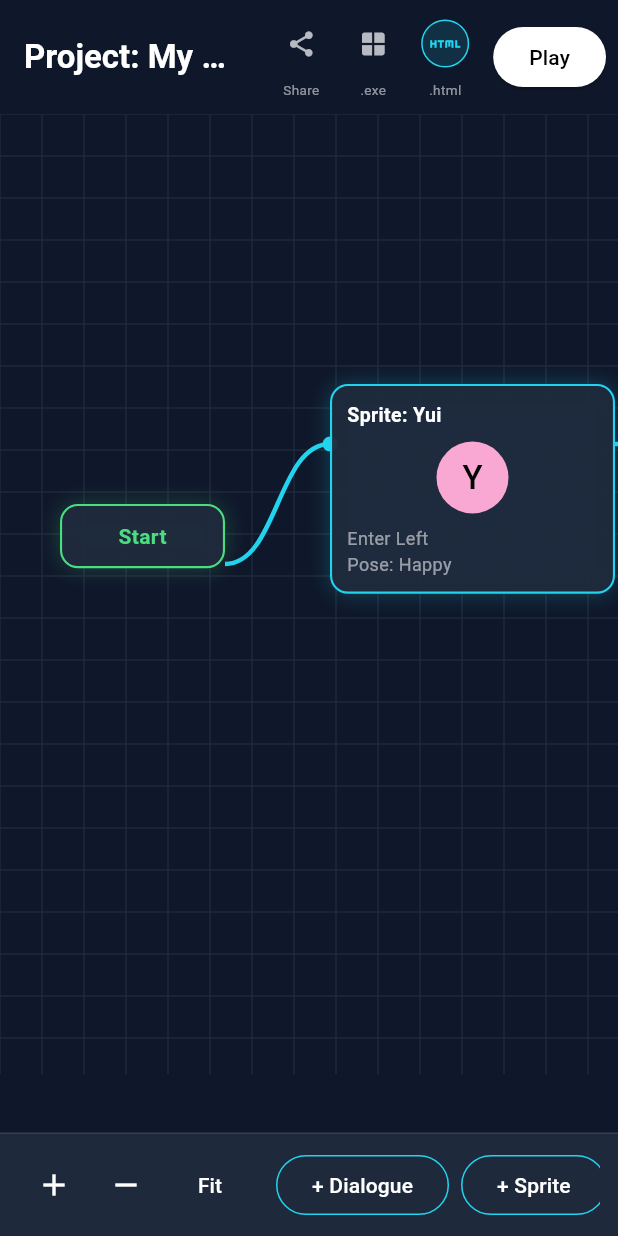
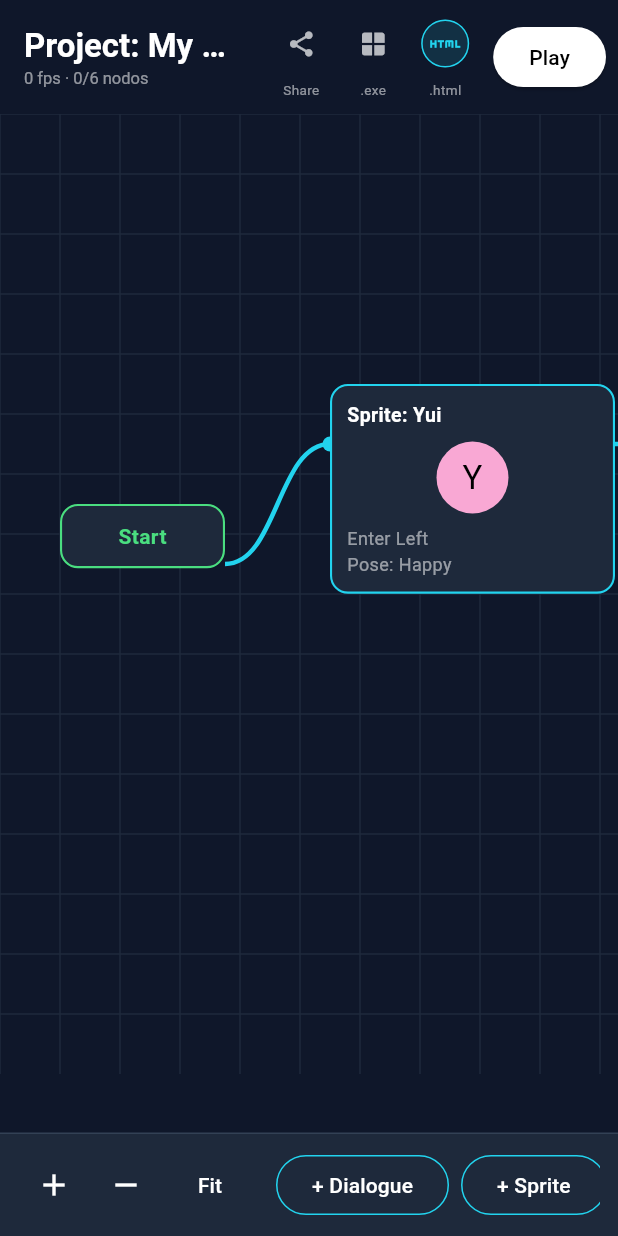
Before and after one commit to LuisAlejandro544/Me-proyecto-, a Flutter app: the screen it shows after launch, on a phone screen of 412 x 824 dp. Run offline on Flutter 3.47's test engine with Material 3 defaults, Android fonts, the phone set to English and light mode, and no system bars.

Commit message:
Optimiza editor para 500 nodos + builds APK/Linux/Windows
- Culling por viewport, posiciones por notificador, aristas versionadas
- Boton stress 500 + medidor fps en AppBar, VnProject.stress500()
- scripts/build.sh unificado y CI con jobs android/linux/windows

```diff
--- a/lib/editor/editor_screen.dart
+++ b/lib/editor/editor_screen.dart
@@ -1,7 +1,11 @@
-// Editor por nodos estilo imagen: grid, conexiones cyan/rojo, drag, zoom Fit.
-// Barra inferior + Dialogue/Sprite/Choice/Sound. Igual en Android y PC.
+// Editor por nodos optimizado para 500+ nodos sin lag.
+// Técnicas: posiciones por ValueNotifier (mover 1 nodo no reconstruye los demás),
+// culling por viewport (solo se construyen los nodos visibles), aristas que solo
+// se repintan al soltar un nodo, painters cacheados y tarjetas sin sombras.
+// Funciona igual en Android, Linux, Windows y Web.
 import 'package:flutter/material.dart';
 import '../models/vn_models.dart';
+import 'node_widgets.dart';
 import '../player/player_screen.dart';
 import '../export/html_exporter.dart';
 
@@ -15,35 +19,130 @@ class EditorScreen extends StatefulWidget {
 class _EditorScreenState extends State<EditorScreen> {
   late VnProject project;
   final TransformationController zoom = TransformationController();
+  final ValueNotifier<int> edgeVersion = ValueNotifier(0);
+  final ValueNotifier<int> fps = ValueNotifier(0);
+  final Map<String, ValueNotifier<Offset>> posOf = {};
   int seq = 100;
+  int lastVisible = 0;
+  int frames = 0;
+  DateTime t0 = DateTime.now();
 
   @override
   void initState() {
     super.initState();
     project = VnProject.demo();
+    _indexPositions();
+    _fpsLoop();
+  }
+
+  @override
+  void dispose() {
+    for (final v in posOf.values) {
+      v.dispose();
+    }
+    zoom.dispose();
+    edgeVersion.dispose();
+    fps.dispose();
+    super.dispose();
+  }
+
+  // Contador de fps barato: cuenta frames reales por segundo.
+  void _fpsLoop() {
+    frames++;
+    final now = DateTime.now();
+    if (now.difference(t0).inMilliseconds >= 1000) {
+      fps.value = frames;
+      frames = 0;
+      t0 = now;
+    }
+    WidgetsBinding.instance.addPostFrameCallback((_) {
+      if (mounted) _fpsLoop();
+    });
+  }
+
+  void _indexPositions() {
+    for (final n in project.nodes) {
+      posOf[n.id] = ValueNotifier(Offset(n.x, n.y));
+    }
+  }
+
+  void _clearPositions() {
+    for (final v in posOf.values) {
+      v.dispose();
+    }
+    posOf.clear();
   }
 
   void _add(VnNodeType t) {
-    setState(() {
     seq++;
     final id = '${t.name}_$seq';
-      project.nodes.add(VnNode(
+    final n = VnNode(
       id: id, type: t, title: '${t.name} - $seq',
       x: 300 + (seq % 5) * 40, y: 120 + (seq % 4) * 80,
       speaker: 'Yui', text: 'Nuevo texto...',
       options: t == VnNodeType.choice
           ? [VnOption(label: '1: Sí', nextId: 'dlg_c'), VnOption(label: '2: No', nextId: 'dlg_l', isDanger: true)]
           : [],
-      ));
-    });
+    );
+    project.nodes.add(n);
+    posOf[id] = ValueNotifier(Offset(n.x, n.y));
+    setState(() => edgeVersion.value++);
   }
 
-  void _fit() => setState(() => zoom.value = Matrix4.identity());
+  // Genera 500 nodos de prueba de una sola vez (1 solo rebuild).
+  void _stress500() {
+    _clearPositions();
+    project = VnProject.stress500();
+    seq = 1000;
+    _indexPositions();
+    zoom.value = Matrix4.identity();
+    setState(() => edgeVersion.value++);
+  }
+
+  void _restoreDemo() {
+    _clearPositions();
+    project = VnProject.demo();
+    seq = 100;
+    _indexPositions();
+    zoom.value = Matrix4.identity();
+    setState(() => edgeVersion.value++);
+  }
+
+  void _delete(VnNode n) {
+    project.nodes.removeWhere((e) => e.id == n.id);
+    project.edges.removeWhere((e) => e.fromId == n.id || e.toId == n.id);
+    posOf.remove(n.id)?.dispose();
+    setState(() => edgeVersion.value++);
+  }
+
+  void _fit() => zoom.value = Matrix4.identity();
 
   void _zoomBy(double d) {
-    final m = zoom.value.clone();
-    final s = (m.getMaxScaleOnAxis() + d).clamp(0.4, 2.5);
+    final s = (zoom.value.getMaxScaleOnAxis() + d).clamp(0.4, 2.5);
     zoom.value = Matrix4.identity()..scaleByDouble(s, s, s, 1.0);
+  }
+
+  // Tamaño del canvas según el nodo más lejano (crece con 500 nodos).
+  Size _canvasSize() {
+    double mx = 1300, my = 640;
+    for (final n in project.nodes) {
+      if (n.x + 320 > mx) mx = n.x + 320;
+      if (n.y + 260 > my) my = n.y + 260;
+    }
+    return Size(mx, my);
+  }
+
+  // Rect visible en coordenadas de escena, con margen de precarga.
+  Rect _visibleRect(Size viewport) {
+    final inv = Matrix4.inverted(zoom.value);
+    final tl = MatrixUtils.transformPoint(inv, Offset.zero);
+    final br = MatrixUtils.transformPoint(inv, Offset(viewport.width, viewport.height));
+    return Rect.fromPoints(tl, br).inflate(260);
+  }
+
+  static bool _overlaps(VnNode n, Offset p, Rect vis) {
+    final w = n.type == VnNodeType.start ? 110.0 : 190.0;
+    return vis.overlaps(Rect.fromLTWH(p.dx, p.dy, w, 220));
   }
 
   void _showHtml() {
@@ -73,11 +172,21 @@ class _EditorScreenState extends State<EditorScreen> {
       appBar: AppBar(
         backgroundColor: const Color(0xFF0F172A),
         toolbarHeight: 76,
-        title: Text('Project: ${project.title}',
+        title: Column(
+          crossAxisAlignment: CrossAxisAlignment.start,
+          children: [
+            Text('Project: ${project.title}',
                 style: const TextStyle(fontWeight: FontWeight.bold, color: Colors.white)),
+            ValueListenableBuilder<int>(
+              valueListenable: fps,
+              builder: (ctx, value, child) => Text('$value fps · $lastVisible/${project.nodes.length} nodos',
+                  style: const TextStyle(color: Colors.white54, fontSize: 11)),
+            ),
+          ],
+        ),
         actions: [
           _topBtn(Icons.share, 'Share', () => _showHtml()),
-          _topBtn(Icons.window, '.exe', () => _snack('Windows: usa flutter build windows')),
+          _topBtn(Icons.window, '.exe', () => _snack('Windows: usa scripts/build.sh --windows')),
           _topBtn(Icons.html, '.html', _showHtml, active: true),
           Padding(
             padding: const EdgeInsets.symmetric(horizontal: 8, vertical: 8),
@@ -93,31 +202,67 @@ class _EditorScreenState extends State<EditorScreen> {
       body: Column(
         children: [
           Expanded(
-            child: InteractiveViewer(
+            child: LayoutBuilder(
+              builder: (ctx, cons) => AnimatedBuilder(
+                // Solo se reconstruye el filtro al mover zoom o cambiar datos,
+                // NUNCA durante el arrastre de un nodo (ese usa estado local).
+                animation: Listenable.merge([zoom, edgeVersion]),
+                builder: (ctx, _) {
+                  final vis = _visibleRect(cons.biggest);
+                  final size = _canvasSize();
+                  final visibles = <VnNode>[];
+                  for (final n in project.nodes) {
+                    final p = posOf[n.id]?.value ?? Offset(n.x, n.y);
+                    if (_overlaps(n, p, vis)) visibles.add(n);
+                  }
+                  lastVisible = visibles.length;
+                  return InteractiveViewer(
                     transformationController: zoom,
                     constrained: false,
                     boundaryMargin: const EdgeInsets.all(400),
                     minScale: 0.4, maxScale: 2.5,
-              child: SizedBox(
-                width: 1300, height: 640,
+                    // Importante: el hijo NO se reconstruye al hacer pan/zoom,
+                    // Flutter solo aplica la matriz (gratis en GPU).
+                    child: SizedBox.fromSize(
+                      size: size,
                       child: Stack(
                         children: [
-                    const Positioned.fill(child: CustomPaint(painter: _GridPainter())),
-                    CustomPaint(size: const Size(1300, 640), painter: _EdgePainter(project: project)),
-                    for (final n in project.nodes)
-                      Positioned(
-                        left: n.x, top: n.y,
+                          const Positioned.fill(
+                            child: RepaintBoundary(
+                              child: CustomPaint(painter: GridPainter()),
+                            ),
+                          ),
+                          RepaintBoundary(
+                            child: CustomPaint(
+                              size: size, isComplex: true, willChange: false,
+                              painter: EdgePainter(project: project, version: edgeVersion.value),
+                            ),
+                          ),
+                          for (final n in visibles)
+                            ValueListenableBuilder<Offset>(
+                              valueListenable: posOf[n.id]!,
+                              builder: (ctx, p, child) => Positioned(
+                                left: p.dx, top: p.dy,
+                                child: RepaintBoundary(
                                   child: DraggableNode(
+                                    key: ValueKey(n.id),
                                     node: n,
-                          onMove: (dx, dy) => setState(() { n.x += dx; n.y += dy; }),
-                          onDelete: () => setState(() {
-                            project.nodes.removeWhere((e) => e.id == n.id);
-                            project.edges.removeWhere((e) => e.fromId == n.id || e.toId == n.id);
-                          }),
+                                    onDragEnd: (dx, dy) {
+                                      n.x += dx;
+                                      n.y += dy;
+                                      posOf[n.id]!.value = Offset(n.x, n.y);
+                                      edgeVersion.value++;
+                                    },
+                                    onDelete: () => _delete(n),
+                                  ),
+                                ),
                               ),
                             ),
                         ],
                       ),
+                    ),
+                  );
+                },
               ),
             ),
           ),
@@ -139,6 +284,8 @@ class _EditorScreenState extends State<EditorScreen> {
                   _addBtn('+ Sprite', VnNodeType.sprite, const Color(0xFF22D3EE)),
                   _addBtn('+ Choice', VnNodeType.choice, const Color(0xFFF87171)),
                   _addBtn('+ Sound', VnNodeType.sound, const Color(0xFFF87171)),
+                  _actionBtn('⚡500', _stress500),
+                  _actionBtn('Demo', _restoreDemo),
                 ],
               ),
             ),
@@ -193,141 +340,22 @@ class _EditorScreenState extends State<EditorScreen> {
     );
   }
 
-  void _snack(String m) => ScaffoldMessenger.of(context).showSnackBar(SnackBar(content: Text(m)));
-}
-
-class DraggableNode extends StatelessWidget {
-  final VnNode node;
-  final void Function(double dx, double dy) onMove;
-  final VoidCallback onDelete;
-  const DraggableNode({super.key, required this.node, required this.onMove, required this.onDelete});
-
-  @override
-  Widget build(BuildContext context) {
-    final isDangerTarget = node.id == 'dlg_l';
-    final border = node.type == VnNodeType.start
-        ? const Color(0xFF4ADE80)
-        : isDangerTarget
-            ? const Color(0xFFF87171)
-            : const Color(0xFF22D3EE);
-    return GestureDetector(
-      onPanUpdate: (d) => onMove(d.delta.dx, d.delta.dy),
-      onLongPress: onDelete,
-      child: Container(
-        width: node.type == VnNodeType.start ? 110 : 190,
-        padding: const EdgeInsets.all(10),
-        decoration: BoxDecoration(
-          color: const Color(0xFF1E293B).withValues(alpha: 0.95),
-          borderRadius: BorderRadius.circular(12),
-          border: Border.all(color: border, width: 1.4),
-          boxShadow: [BoxShadow(color: border.withValues(alpha: 0.25), blurRadius: 12)],
+  Widget _actionBtn(String label, VoidCallback fn) {
+    return Padding(
+      padding: const EdgeInsets.only(right: 8),
+      child: OutlinedButton(
+        onPressed: fn,
+        style: OutlinedButton.styleFrom(
+          foregroundColor: const Color(0xFFFACC15),
+          side: const BorderSide(color: Color(0xFFFACC15)),
+          shape: RoundedRectangleBorder(borderRadius: BorderRadius.circular(20)),
         ),
-        child: _inner(),
+        child: Text(label),
       ),
     );
   }
 
-  Widget _inner() {
-    const tWhite = TextStyle(color: Colors.white, fontWeight: FontWeight.bold, fontSize: 13);
-    const tBody = TextStyle(color: Colors.white, fontSize: 13);
-    const tDim = TextStyle(color: Colors.white54, fontSize: 12);
-    switch (node.type) {
-      case VnNodeType.start:
-        return const Center(child: Text('Start', style: TextStyle(color: Color(0xFF4ADE80), fontWeight: FontWeight.bold)));
-      case VnNodeType.sprite:
-        return Column(
-          crossAxisAlignment: CrossAxisAlignment.start, mainAxisSize: MainAxisSize.min,
-          children: [
-            Text(node.title, style: tWhite),
-            const SizedBox(height: 8),
-            const Center(
-              child: CircleAvatar(
-                radius: 24, backgroundColor: Color(0xFFF9A8D4),
-                child: Text('Y', style: TextStyle(color: Colors.black, fontSize: 22)),
-              ),
-            ),
-            const SizedBox(height: 8),
-            Text(node.enterFrom, style: tDim),
-            Text('Pose: ${node.pose}', style: tDim),
-          ],
-        );
-      case VnNodeType.dialogue:
-        return Column(
-          crossAxisAlignment: CrossAxisAlignment.start, mainAxisSize: MainAxisSize.min,
-          children: [
-            Text(node.title, style: tWhite),
-            const SizedBox(height: 6),
-            Text('${node.speaker}: "${node.text}"', style: tBody),
-          ],
-        );
-      case VnNodeType.choice:
-        return Column(
-          crossAxisAlignment: CrossAxisAlignment.stretch, mainAxisSize: MainAxisSize.min,
-          children: [
-            const Text('Choices', style: tWhite),
-            const SizedBox(height: 6),
-            for (final o in node.options)
-              Container(
-                margin: const EdgeInsets.only(bottom: 6),
-                padding: const EdgeInsets.symmetric(horizontal: 8, vertical: 6),
-                decoration: BoxDecoration(
-                  color: o.isDanger ? const Color(0x55F87171) : const Color(0x3322D3EE),
-                  borderRadius: BorderRadius.circular(8),
-                  border: Border.all(color: o.isDanger ? const Color(0xFFF87171) : const Color(0xFF22D3EE)),
-                ),
-                child: Text(o.label, style: const TextStyle(color: Colors.white, fontSize: 12)),
-              ),
-          ],
-        );
-      case VnNodeType.sound:
-        return const Column(
-          crossAxisAlignment: CrossAxisAlignment.start, mainAxisSize: MainAxisSize.min,
-          children: [Text('Sound', style: tWhite), Text('bgm.mp3', style: tDim)],
-        );
-    }
-  }
+  void _snack(String m) => ScaffoldMessenger.of(context).showSnackBar(SnackBar(content: Text(m)));
 }
 
-class _GridPainter extends CustomPainter {
-  const _GridPainter();
-  @override
-  void paint(Canvas c, Size s) {
-    final p = Paint()..color = const Color(0xFF1E293B)..strokeWidth = 1;
-    for (double x = 0; x < s.width; x += 28) {
-      c.drawLine(Offset(x, 0), Offset(x, s.height), p);
-    }
-    for (double y = 0; y < s.height; y += 28) {
-      c.drawLine(Offset(0, y), Offset(s.width, y), p);
-    }
-  }
-  @override
-  bool shouldRepaint(covariant CustomPainter old) => false;
-}
-
-class _EdgePainter extends CustomPainter {
-  final VnProject project;
-  _EdgePainter({required this.project});
-
-  Offset _out(VnNode n) => Offset(n.x + (n.type == VnNodeType.start ? 110 : 190), n.y + 40);
-  Offset _inp(VnNode n) => Offset(n.x, n.y + 40);
-
-  @override
-  void paint(Canvas canvas, Size size) {
-    for (final e in project.edges) {
-      VnNode? a, b;
-      try { a = project.byId(e.fromId); b = project.byId(e.toId); } catch (_) { continue; }
-      final p1 = _out(a);
-      final p2 = _inp(b);
-      final mid = (p1.dx + p2.dx) / 2;
-      final path = Path()
-        ..moveTo(p1.dx, p1.dy)
-        ..cubicTo(mid, p1.dy, mid, p2.dy, p2.dx, p2.dy);
-      final color = e.isDanger ? const Color(0xFFF87171) : const Color(0xFF22D3EE);
-      canvas.drawPath(path, Paint()..color = color..strokeWidth = 3..style = PaintingStyle.stroke);
-      canvas.drawCircle(p2, 5, Paint()..color = color);
-    }
-  }
-
-  @override
-  bool shouldRepaint(covariant _EdgePainter old) => true;
-}
+// Nodos y painters del canvas en node_widgets.dart.
--- /dev/null
+++ b/lib/editor/node_widgets.dart
@@ -0,0 +1,177 @@
+// Tarjetas de nodo y painters del canvas.
+// Todo Stateless/state-local para no reconstruir el canvas al arrastrar.
+import 'package:flutter/material.dart';
+import '../models/vn_models.dart';
+
+class DraggableNode extends StatefulWidget {
+  final VnNode node;
+  final void Function(double dx, double dy) onDragEnd;
+  final VoidCallback onDelete;
+  const DraggableNode({super.key, required this.node, required this.onDragEnd, required this.onDelete});
+
+  @override
+  State<DraggableNode> createState() => _DraggableNodeState();
+}
+
+class _DraggableNodeState extends State<DraggableNode> {
+  Offset drag = Offset.zero;
+
+  @override
+  Widget build(BuildContext context) {
+    final node = widget.node;
+    final border = node.type == VnNodeType.start
+        ? const Color(0xFF4ADE80)
+        : node.id == 'dlg_l'
+            ? const Color(0xFFF87171)
+            : const Color(0xFF22D3EE);
+    return GestureDetector(
+      // Solo repinta ESTE nodo durante el arrastre; el resto y las
+      // aristas se actualizan una vez al soltar (onPanEnd).
+      onPanUpdate: (d) => setState(() => drag += d.delta),
+      onPanEnd: (_) {
+        final dx = drag.dx;
+        final dy = drag.dy;
+        setState(() => drag = Offset.zero);
+        if (dx != 0 || dy != 0) widget.onDragEnd(dx, dy);
+      },
+      onLongPress: widget.onDelete,
+      child: Transform.translate(
+        offset: drag,
+        child: Container(
+          width: node.type == VnNodeType.start ? 110 : 190,
+          padding: const EdgeInsets.all(10),
+          decoration: BoxDecoration(
+            color: const Color(0xFF1E293B),
+            borderRadius: BorderRadius.circular(12),
+            border: Border.all(color: border, width: 1.4),
+          ),
+          child: _NodeBody(node: node),
+        ),
+      ),
+    );
+  }
+}
+
+// Cuerpo puro (Stateless): no guarda estado, se cachea por Flutter.
+class _NodeBody extends StatelessWidget {
+  final VnNode node;
+  const _NodeBody({required this.node});
+
+  @override
+  Widget build(BuildContext context) {
+    const tWhite = TextStyle(color: Colors.white, fontWeight: FontWeight.bold, fontSize: 13);
+    const tBody = TextStyle(color: Colors.white, fontSize: 13);
+    const tDim = TextStyle(color: Colors.white54, fontSize: 12);
+    switch (node.type) {
+      case VnNodeType.start:
+        return const Center(child: Text('Start', style: TextStyle(color: Color(0xFF4ADE80), fontWeight: FontWeight.bold)));
+      case VnNodeType.sprite:
+        return Column(
+          crossAxisAlignment: CrossAxisAlignment.start, mainAxisSize: MainAxisSize.min,
+          children: [
+            Text(node.title, style: tWhite),
+            const SizedBox(height: 8),
+            Center(
+              child: Container(
+                width: 48, height: 48,
+                decoration: const BoxDecoration(color: Color(0xFFF9A8D4), shape: BoxShape.circle),
+                alignment: Alignment.center,
+                child: const Text('Y', style: TextStyle(color: Colors.black, fontSize: 22)),
+              ),
+            ),
+            const SizedBox(height: 8),
+            Text(node.enterFrom, style: tDim),
+            Text('Pose: ${node.pose}', style: tDim),
+          ],
+        );
+      case VnNodeType.dialogue:
+        return Column(
+          crossAxisAlignment: CrossAxisAlignment.start, mainAxisSize: MainAxisSize.min,
+          children: [
+            Text(node.title, style: tWhite),
+            const SizedBox(height: 6),
+            Text('${node.speaker}: "${node.text}"', style: tBody),
+          ],
+        );
+      case VnNodeType.choice:
+        return Column(
+          crossAxisAlignment: CrossAxisAlignment.stretch, mainAxisSize: MainAxisSize.min,
+          children: [
+            const Text('Choices', style: tWhite),
+            const SizedBox(height: 6),
+            for (final o in node.options)
+              Container(
+                margin: const EdgeInsets.only(bottom: 6),
+                padding: const EdgeInsets.symmetric(horizontal: 8, vertical: 6),
+                decoration: BoxDecoration(
+                  color: o.isDanger ? const Color(0x55F87171) : const Color(0x3322D3EE),
+                  borderRadius: BorderRadius.circular(8),
+                  border: Border.all(color: o.isDanger ? const Color(0xFFF87171) : const Color(0xFF22D3EE)),
+                ),
+                child: Text(o.label, style: const TextStyle(color: Colors.white, fontSize: 12)),
+              ),
+          ],
+        );
+      case VnNodeType.sound:
+        return const Column(
+          crossAxisAlignment: CrossAxisAlignment.start, mainAxisSize: MainAxisSize.min,
+          children: [Text('Sound', style: tWhite), Text('bgm.mp3', style: tDim)],
+        );
+    }
+  }
+}
+
+class GridPainter extends CustomPainter {
+  const GridPainter();
+  @override
+  void paint(Canvas c, Size s) {
+    final p = Paint()..color = const Color(0xFF1E293B)..strokeWidth = 1;
+    for (double x = 0; x < s.width; x += 40) {
+      c.drawLine(Offset(x, 0), Offset(x, s.height), p);
+    }
+    for (double y = 0; y < s.height; y += 40) {
+      c.drawLine(Offset(0, y), Offset(s.width, y), p);
+    }
+  }
+  @override
+  bool shouldRepaint(covariant CustomPainter old) => false;
+}
+
+class EdgePainter extends CustomPainter {
+  final VnProject project;
+  final int version;
+  // La versión se sube solo al soltar un nodo / agregar / borrar:
+  // las aristas se repintan 1 vez por gesto, nunca durante el arrastre
+  // ni por pan/zoom (eso lo aplica la GPU como matriz).
+  EdgePainter({required this.project, required this.version});
+
+  Offset _out(VnNode n) => Offset(n.x + (n.type == VnNodeType.start ? 110 : 190), n.y + 40);
+  Offset _inp(VnNode n) => Offset(n.x, n.y + 40);
+
+  @override
+  void paint(Canvas canvas, Size size) {
+    // Índice O(1): con 500 nodos evita 500×500 búsquedas por repintado.
+    final idx = <String, VnNode>{for (final n in project.nodes) n.id: n};
+    final cyan = Paint()..color = const Color(0xFF22D3EE)..strokeWidth = 3..style = PaintingStyle.stroke;
+    final red = Paint()..color = const Color(0xFFF87171)..strokeWidth = 3..style = PaintingStyle.stroke;
+    final cyanDot = Paint()..color = const Color(0xFF22D3EE);
+    final redDot = Paint()..color = const Color(0xFFF87171);
+    for (final e in project.edges) {
+      final a = idx[e.fromId];
+      final b = idx[e.toId];
+      if (a == null || b == null) continue;
+      final p1 = _out(a);
+      final p2 = _inp(b);
+      final mid = (p1.dx + p2.dx) / 2;
+      final path = Path()
+        ..moveTo(p1.dx, p1.dy)
+        ..cubicTo(mid, p1.dy, mid, p2.dy, p2.dx, p2.dy);
+      final line = e.isDanger ? red : cyan;
+      canvas.drawPath(path, line);
+      canvas.drawCircle(p2, 5, e.isDanger ? redDot : cyanDot);
+    }
+  }
+
+  @override
+  bool shouldRepaint(covariant EdgePainter old) => old.version != version;
+}
```
Also changed, not shown: lib/models/vn_models.dart (+18 -0 lines), 4 other files. Lines whose indentation alone changed are shown as unchanged.
